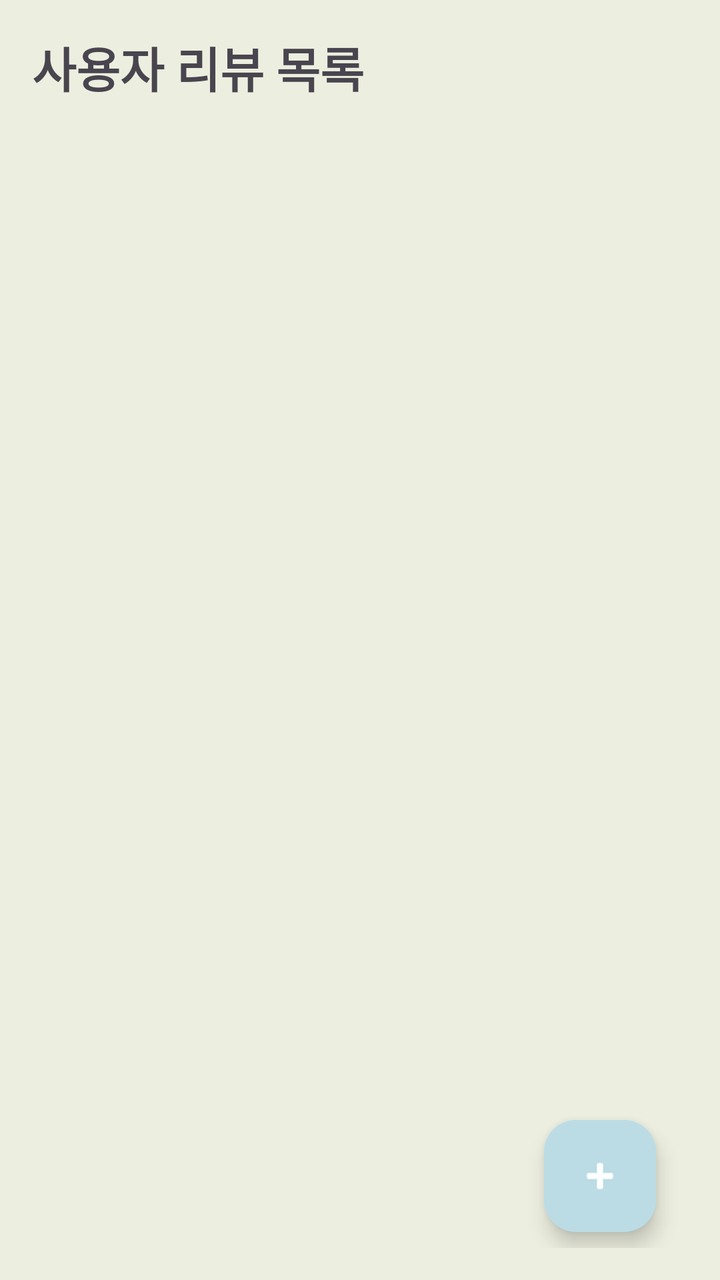
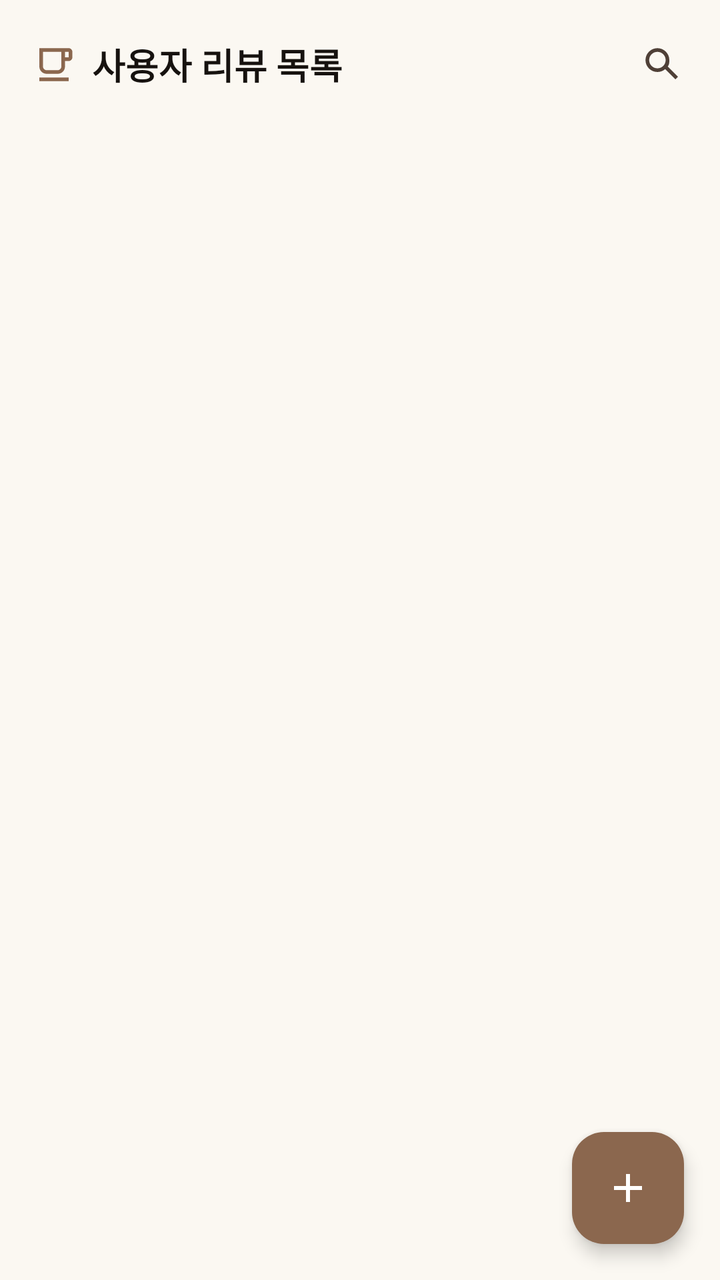

Before-and-after screenshots of an Android layout around one commit, followed by the original layout XML and the change that was made.
<!-- AndroidManifest.xml: application theme Theme.Payclient -->
<!-- res/layout/fragment_review.xml -->
<?xml version="1.0" encoding="utf-8"?>
<androidx.constraintlayout.widget.ConstraintLayout xmlns:android="http://schemas.android.com/apk/res/android"
    xmlns:app="http://schemas.android.com/apk/res-auto"
    android:layout_width="match_parent"
    android:layout_height="match_parent"
    android:padding="16dp">

    <TextView
        android:id="@+id/tvTitle"
        android:layout_width="wrap_content"
        android:layout_height="wrap_content"
        android:text="사용자 리뷰 목록"
        android:textSize="24sp"
        android:textStyle="bold"
        app:layout_constraintTop_toTopOf="parent"
        app:layout_constraintStart_toStartOf="parent" />

    <androidx.recyclerview.widget.RecyclerView
        android:id="@+id/recyclerViewReviews"
        android:layout_width="0dp"
        android:layout_height="0dp"
        android:layout_marginTop="16dp"
        app:layout_constraintTop_toBottomOf="@id/tvTitle"
        app:layout_constraintBottom_toBottomOf="parent"
        app:layout_constraintStart_toStartOf="parent"
        app:layout_constraintEnd_toEndOf="parent" />

    <com.google.android.material.floatingactionbutton.FloatingActionButton
        android:id="@+id/fabAddReview"
        android:layout_width="wrap_content"
        android:layout_height="wrap_content"
        android:layout_marginEnd="16dp"
        android:layout_marginBottom="8dp"
        android:clickable="true"
        android:focusable="true"
        android:src="@android:drawable/ic_input_add"
        app:backgroundTint="@color/blue"
        app:tint="#FFFFFF"
        app:fabSize="normal"
        app:layout_constraintBottom_toBottomOf="parent"
        app:layout_constraintEnd_toEndOf="parent" />

</androidx.constraintlayout.widget.ConstraintLayout>
<!-- resources referenced by this layout -->
<resources>
  <color name="blue">#BBDCE5</color>
  <style name="Theme.Payclient" parent="Base.Theme.Payclient" />
  <style name="Base.Theme.Payclient" parent="Theme.Material3.DayNight.NoActionBar">
          
          <item name="colorPrimary">@color/beige</item>
          <item name="android:windowBackground">@color/baby_blue</item>
      </style>
  <color name="beige">#D9C4B0</color>
  <color name="baby_blue">#ECEEDF</color>
</resources>

<!-- the commit's change to res/layout/fragment_review.xml (unified diff, before → after) -->
@@ -1,43 +1,89 @@
 <?xml version="1.0" encoding="utf-8"?>
-<androidx.constraintlayout.widget.ConstraintLayout xmlns:android="http://schemas.android.com/apk/res/android"
+<androidx.constraintlayout.widget.ConstraintLayout
+    xmlns:android="http://schemas.android.com/apk/res/android"
     xmlns:app="http://schemas.android.com/apk/res-auto"
     android:layout_width="match_parent"
     android:layout_height="match_parent"
-    android:padding="16dp">
+    android:background="@color/home_background">
 
-    <TextView
-        android:id="@+id/tvTitle"
-        android:layout_width="wrap_content"
-        android:layout_height="wrap_content"
-        android:text="사용자 리뷰 목록"
-        android:textSize="24sp"
-        android:textStyle="bold"
-        app:layout_constraintTop_toTopOf="parent"
-        app:layout_constraintStart_toStartOf="parent" />
+    <androidx.constraintlayout.widget.ConstraintLayout
+        android:id="@+id/layout_review_header"
+        android:layout_width="0dp"
+        android:layout_height="64dp"
+        android:paddingStart="16dp"
+        android:paddingEnd="16dp"
+        app:layout_constraintEnd_toEndOf="parent"
+        app:layout_constraintStart_toStartOf="parent"
+        app:layout_constraintTop_toTopOf="parent">
+
+        <ImageView
+            android:id="@+id/iv_review_title_icon"
+            android:layout_width="22dp"
+            android:layout_height="22dp"
+            android:contentDescription="@null"
+            android:src="@drawable/ic_cup_line"
+            app:tint="@color/coffee_brown"
+            app:layout_constraintBottom_toBottomOf="@id/tvTitle"
+            app:layout_constraintStart_toStartOf="parent"
+            app:layout_constraintTop_toTopOf="@id/tvTitle" />
+
+        <TextView
+            android:id="@+id/tvTitle"
+            android:layout_width="0dp"
+            android:layout_height="wrap_content"
+            android:layout_marginStart="8dp"
+            android:layout_marginEnd="16dp"
+            android:text="사용자 리뷰 목록"
+            android:textColor="@color/text_primary"
+            android:textSize="18sp"
+            android:textStyle="bold"
+            app:layout_constraintBottom_toBottomOf="parent"
+            app:layout_constraintEnd_toStartOf="@id/iv_review_search"
+            app:layout_constraintStart_toEndOf="@id/iv_review_title_icon"
+            app:layout_constraintTop_toTopOf="parent" />
+
+        <ImageView
+            android:id="@+id/iv_review_search"
+            android:layout_width="26dp"
+            android:layout_height="26dp"
+            android:contentDescription="검색"
+            android:padding="2dp"
+            android:src="@drawable/ic_search"
+            app:tint="@color/nav_unselected"
+            app:layout_constraintBottom_toBottomOf="@id/tvTitle"
+            app:layout_constraintEnd_toEndOf="parent"
+            app:layout_constraintTop_toTopOf="@id/tvTitle" />
+    </androidx.constraintlayout.widget.ConstraintLayout>
 
     <androidx.recyclerview.widget.RecyclerView
         android:id="@+id/recyclerViewReviews"
         android:layout_width="0dp"
         android:layout_height="0dp"
-        android:layout_marginTop="16dp"
-        app:layout_constraintTop_toBottomOf="@id/tvTitle"
+        android:clipToPadding="false"
+        android:overScrollMode="never"
+        android:paddingStart="12dp"
+        android:paddingTop="8dp"
+        android:paddingEnd="12dp"
+        android:paddingBottom="104dp"
         app:layout_constraintBottom_toBottomOf="parent"
+        app:layout_constraintEnd_toEndOf="parent"
         app:layout_constraintStart_toStartOf="parent"
-        app:layout_constraintEnd_toEndOf="parent" />
+        app:layout_constraintTop_toBottomOf="@id/layout_review_header" />
 
     <com.google.android.material.floatingactionbutton.FloatingActionButton
         android:id="@+id/fabAddReview"
-        android:layout_width="wrap_content"
-        android:layout_height="wrap_content"
-        android:layout_marginEnd="16dp"
-        android:layout_marginBottom="8dp"
+        android:layout_width="56dp"
+        android:layout_height="56dp"
+        android:layout_marginEnd="18dp"
+        android:layout_marginBottom="18dp"
         android:clickable="true"
+        android:contentDescription="리뷰 작성"
         android:focusable="true"
-        android:src="@android:drawable/ic_input_add"
-        app:backgroundTint="@color/blue"
-        app:tint="#FFFFFF"
-        app:fabSize="normal"
+        android:src="@drawable/ic_add"
+        app:backgroundTint="@color/coffee_brown"
+        app:elevation="5dp"
+        app:fabCustomSize="56dp"
+        app:tint="@color/white"
         app:layout_constraintBottom_toBottomOf="parent"
         app:layout_constraintEnd_toEndOf="parent" />
-
 </androidx.constraintlayout.widget.ConstraintLayout>
<!-- resource entries referenced after the edit -->
@@ -1,6 +1,40 @@
 <!-- resources referenced by this layout -->
 <resources>
-  <color name="blue">#BBDCE5</color>
+  <color name="coffee_brown">#8B674E</color>
+  <color name="home_background">#FBF8F2</color>
+  <color name="nav_unselected">#4F4037</color>
+  <color name="text_primary">#16120F</color>
+  <color name="white">#FFFFFFFF</color>
+  <!-- drawable ic_add (drawable) -->
+  <vector xmlns:android="http://schemas.android.com/apk/res/android"
+      android:width="24dp"
+      android:height="24dp"
+      android:viewportWidth="24"
+      android:viewportHeight="24">
+      <path
+          android:fillColor="#FF000000"
+          android:pathData="M19,13H13V19H11V13H5V11H11V5H13V11H19V13Z" />
+  </vector>
+  <!-- drawable ic_cup_line (drawable) -->
+  <vector xmlns:android="http://schemas.android.com/apk/res/android"
+      android:width="24dp"
+      android:height="24dp"
+      android:viewportWidth="24"
+      android:viewportHeight="24">
+      <path
+          android:fillColor="#FF000000"
+          android:pathData="M20,3H4v10c0,2.21 1.79,4 4,4h6c2.21,0 4,-1.79 4,-4v-3h2c1.11,0 2,-0.9 2,-2V5c0,-1.11 -0.89,-2 -2,-2zM16,13c0,1.1 -0.9,2 -2,2H8c-1.1,0 -2,-0.9 -2,-2V5h10v8zM20,8h-2V5h2v3zM4,19h16v2H4z" />
+  </vector>
+  <!-- drawable ic_search (drawable) -->
+  <vector xmlns:android="http://schemas.android.com/apk/res/android"
+      android:width="24dp"
+      android:height="24dp"
+      android:viewportWidth="24"
+      android:viewportHeight="24">
+      <path
+          android:fillColor="#FF000000"
+          android:pathData="M9.5,3C5.91,3 3,5.91 3,9.5S5.91,16 9.5,16C11.11,16 12.59,15.41 13.73,14.43L19.29,20L20.7,18.59L15.14,13.03C16,11.91 16,10.76 16,9.5C16,5.91 13.09,3 9.5,3ZM9.5,5C11.99,5 14,7.01 14,9.5S11.99,14 9.5,14 5,11.99 5,9.5 7.01,5 9.5,5Z" />
+  </vector>
   <style name="Theme.Payclient" parent="Base.Theme.Payclient" />
   <style name="Base.Theme.Payclient" parent="Theme.Material3.DayNight.NoActionBar">
           
